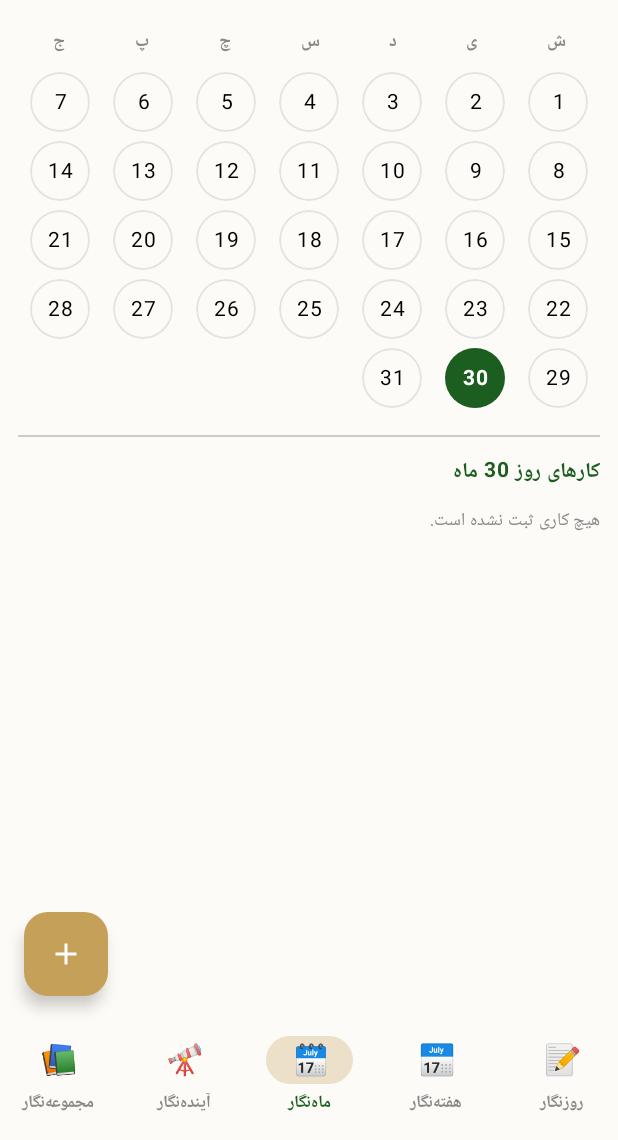
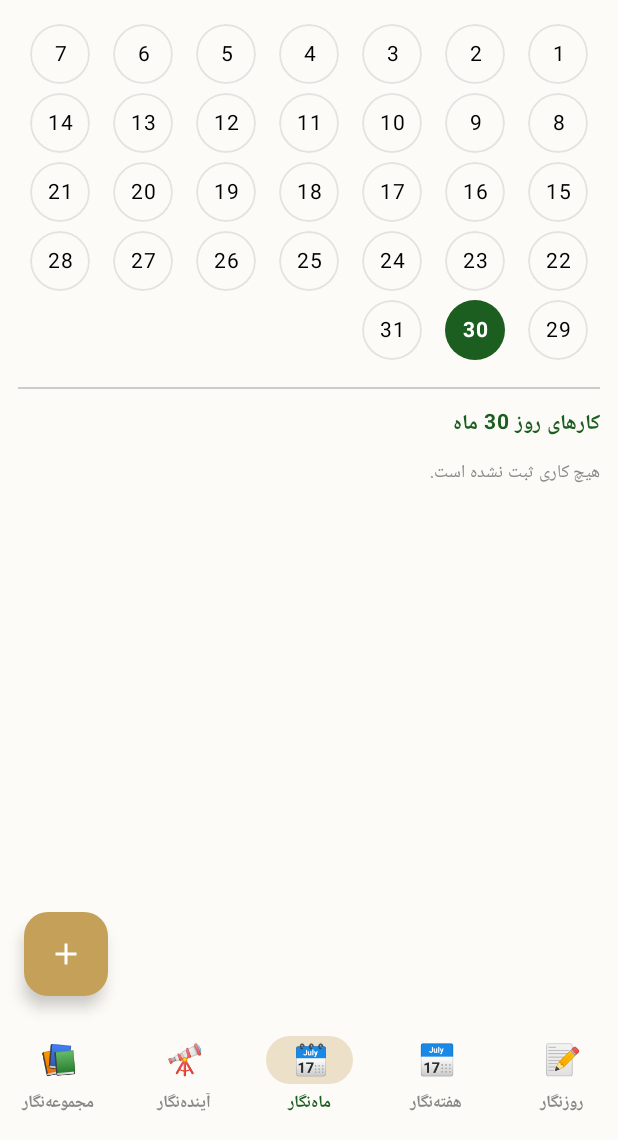
Before and after one commit to ebadariyan-bit/bolt-journal, an Android app built with Jetpack Compose: the screen it shows after launch (MainActivity), item 3 of the bottom bar chosen, on a phone screen of 412 x 824 dp, the part 96-1236 px from its top. Run offline under Robolectric (Android 15) with nearby library versions, the phone set to English and light mode, and no system bars; our stand-ins replace Room's generated code.

Commit message:
Update MainActivity.kt

```diff
--- a/app/src/main/java/ir/boltjournal/app/MainActivity.kt
+++ b/app/src/main/java/ir/boltjournal/app/MainActivity.kt
@@ -380,7 +380,6 @@ fun WeeklyLogScreen(
         contentPadding = PaddingValues(start = 12.dp, end = 12.dp, top = 12.dp, bottom = 80.dp),
         verticalArrangement = Arrangement.spacedBy(8.dp)
     ) {
-        // ردیف‌های دو ستونی
         for (i in 0..2) {
             item {
                 Row(modifier = Modifier.fillMaxWidth(), horizontalArrangement = Arrangement.spacedBy(8.dp)) {
@@ -389,14 +388,12 @@ fun WeeklyLogScreen(
                 }
             }
         }
-        // جمعه در مرکز
         item {
             Box(modifier = Modifier.fillMaxWidth(), contentAlignment = Alignment.Center) {
                 DayGridCard("جمعه", selectedDay, onDaySelected, tasks, Modifier.fillMaxWidth(0.6f))
             }
         }
 
-        // خط جداکننده و لیست کارها در پایین
         item {
             Divider(modifier = Modifier.padding(vertical = 12.dp), color = Color.LightGray)
             Text("کارهای روز $selectedDay", fontWeight = FontWeight.Bold, color = DarkEmerald, fontSize = 14.sp)
@@ -452,19 +449,14 @@ fun MonthlyLogScreen(
 ) {
     val scope = rememberCoroutineScope()
     val days = (1..31).map { it.toString() }
-    val weekDays = listOf("ش", "ی", "د", "س", "چ", "پ", "ج")
+    // حروف روزهای هفته حذف شدند
 
     LazyColumn(
         modifier = Modifier.fillMaxSize().padding(paddingValues),
         contentPadding = PaddingValues(start = 12.dp, end = 12.dp, top = 16.dp, bottom = 80.dp)
     ) {
         item {
-            Row(modifier = Modifier.fillMaxWidth(), horizontalArrangement = Arrangement.SpaceAround) {
-                weekDays.forEach { Text(it, fontWeight = FontWeight.Bold, color = Color.Gray, fontSize = 12.sp) }
-            }
-            Spacer(modifier = Modifier.height(8.dp))
-        }
-        item {
+            // عنوان حذف شد و مستقیم به سراغ اعداد می‌رویم
             Column {
                 days.chunked(7).forEach { week ->
                     Row(modifier = Modifier.fillMaxWidth(), horizontalArrangement = Arrangement.SpaceAround) {
```
